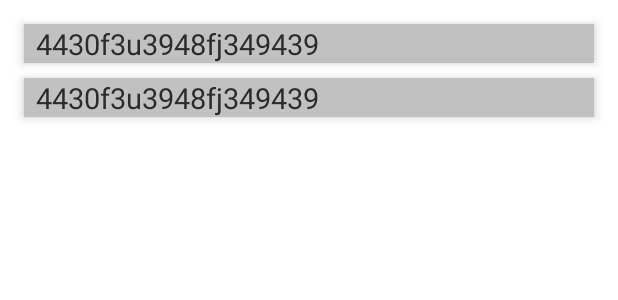
After one commit to paullettuce/Koleo-Stations-Distance-Calculator, an Android app: the layout distance_bottom_sheet.xml on its own in the app's theme, with its tools: preview values and no code run, on a phone screen of 412 x 824 dp. The commit adds this screen. Shown: the top 300 px of the screen. Run offline under Robolectric (Android 15) with nearby library versions, the phone set to English and light mode, and no system bars; network calls fail.

Commit message:
Add bottom sheet for displaying distance

```diff
--- a/app/src/main/java/pl/paullettuce/android_astarium_interview_app/di/presentation/StationsDistanceModule.kt
+++ b/app/src/main/java/pl/paullettuce/android_astarium_interview_app/di/presentation/StationsDistanceModule.kt
@@ -5,6 +5,8 @@ import dagger.Module
 import dagger.Provides
 import dagger.hilt.InstallIn
 import dagger.hilt.android.components.ActivityComponent
+import pl.paullettuce.android_astarium_interview_app.R
+import pl.paullettuce.android_astarium_interview_app.presentation.stations_distance.BottomSheet
 import pl.paullettuce.android_astarium_interview_app.presentation.stations_distance.StationsDistanceActivity
 import pl.paullettuce.android_astarium_interview_app.presentation.stations_distance.StationsDistanceContract
 import pl.paullettuce.android_astarium_interview_app.presentation.stations_distance.StationsDistancePresenter
--- /dev/null
+++ b/app/src/main/res/layout/distance_bottom_sheet.xml
@@ -0,0 +1,47 @@
+<?xml version="1.0" encoding="utf-8"?>
+<androidx.constraintlayout.widget.ConstraintLayout xmlns:android="http://schemas.android.com/apk/res/android"
+    xmlns:app="http://schemas.android.com/apk/res-auto"
+    android:id="@+id/distanceBottomSheet"
+    android:layout_width="match_parent"
+    android:layout_height="wrap_content"
+    android:clipToPadding="false"
+    app:behavior_hideable="true"
+    android:padding="@dimen/big_padding"
+    app:layout_behavior="com.google.android.material.bottomsheet.BottomSheetBehavior">
+
+    <TextView
+        android:id="@+id/station1Name"
+        android:layout_width="match_parent"
+        android:layout_height="wrap_content"
+        android:background="@color/light_grey"
+        android:elevation="4dp"
+        android:ellipsize="end"
+        android:gravity="start|center_vertical"
+        android:maxLines="1"
+        android:paddingStart="@dimen/medium_padding"
+        android:paddingEnd="@dimen/medium_padding"
+        android:text="4430f3u3948fj349439"
+        android:textAlignment="gravity"
+        android:textColor="@color/text_color"
+        android:textSize="@dimen/text_size_mediumbig"
+        app:layout_constraintTop_toTopOf="parent" />
+
+    <TextView
+        android:id="@+id/station2Name"
+        android:layout_width="match_parent"
+        android:layout_height="wrap_content"
+        android:background="@color/light_grey"
+        android:elevation="4dp"
+        android:ellipsize="end"
+        android:gravity="start|center_vertical"
+        android:maxLines="1"
+        android:paddingStart="@dimen/medium_padding"
+        android:paddingEnd="@dimen/medium_padding"
+        android:layout_marginTop="10dp"
+        android:text="4430f3u3948fj349439"
+        android:textAlignment="gravity"
+        android:textColor="@color/text_color"
+        android:textSize="@dimen/text_size_mediumbig"
+        app:layout_constraintTop_toBottomOf="@id/station1Name" />
+
+</androidx.constraintlayout.widget.ConstraintLayout>
--- a/app/src/main/res/values/colors.xml
+++ b/app/src/main/res/values/colors.xml
@@ -16,4 +16,5 @@
 
     <color name="list_item_stations_info_background">#F1F1F1</color>
     <color name="separator">#1A000000</color>
+    <color name="light_grey">#C1C1C1</color>
 </resources>
--- a/app/src/main/res/values/dimens.xml
+++ b/app/src/main/res/values/dimens.xml
@@ -7,10 +7,12 @@
     <dimen name="text_size_small">12sp</dimen>
 
     <dimen name="small_margin">3dp</dimen>
-    <dimen name="medium_padding">5dp</dimen>
-    <dimen name="big_padding">8dp</dimen>
+    <dimen name="medium_padding">8dp</dimen>
+    <dimen name="big_padding">16dp</dimen>
 
     <dimen name="recycler_view_item_margin">2dp</dimen>
 
     <dimen name="list_item_stations_info_height">50dp</dimen>
+    <dimen name="fab_size">56dp</dimen>
+    <dimen name="fab_margin">16dp</dimen>
 </resources>
```
Also changed, not shown: app/src/main/java/pl/paullettuce/android_astarium_interview_app/presentation/stations_distance/StationsDistanceActivity.kt (+40 -0 lines), app/src/main/res/drawable/ic_distance.xml (added, +13 -0 lines), app/src/main/res/layout/activity_main.xml (+16 -7 lines), app/src/main/res/layout/content_main.xml (added, +14 -0 lines), app/src/main/res/layout/list_item_station_info.xml (+5 -5 lines).
